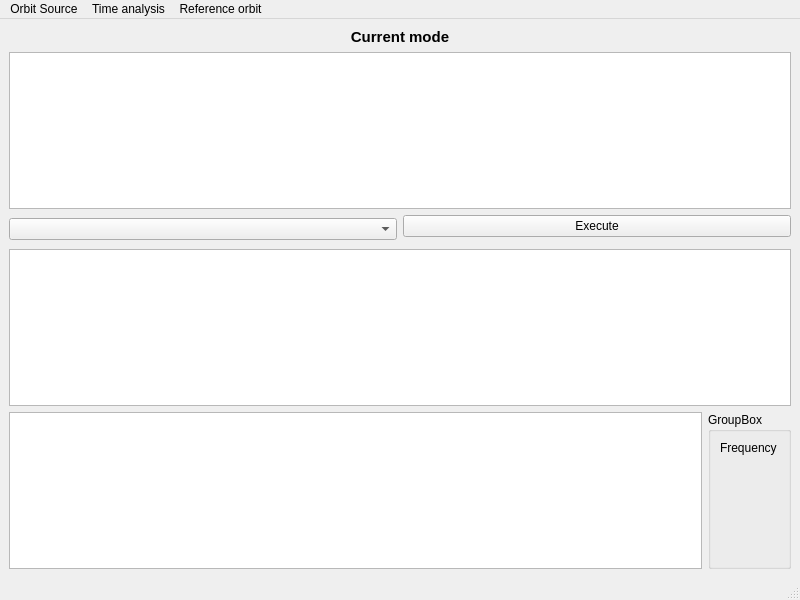
Before: the Qt Designer form search_kicks/ui/main_window.ui in hz-b/MSc_SearchKicks, drawn with Qt 5.
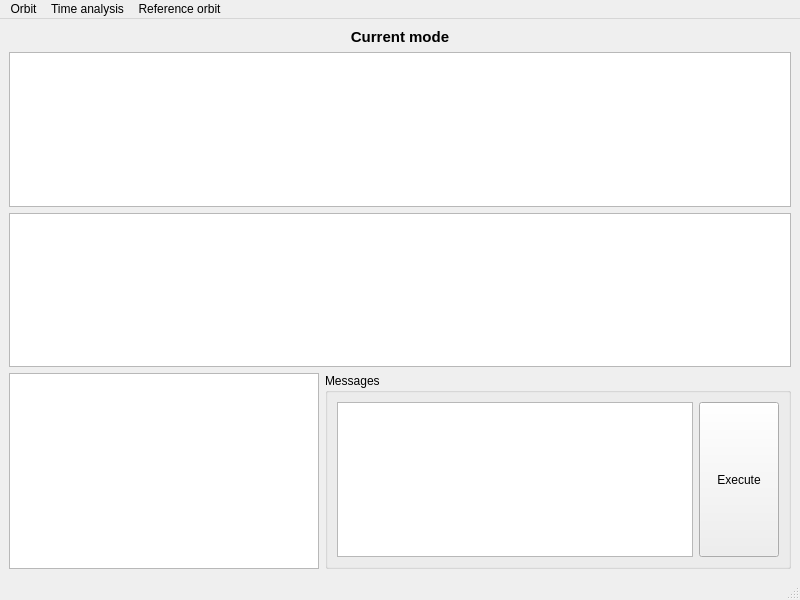
After: the same form once the commit is applied.

What changed in the file:
```diff
--- a/search_kicks/ui/main_window.ui
+++ b/search_kicks/ui/main_window.ui
@@ -33,58 +33,49 @@
       </property>
      </widget>
     </item>
-    <item>
-     <widget class="QGraphicsView" name="graphicsView"/>
-    </item>
-    <item>
-     <layout class="QHBoxLayout" name="horizontalLayout">
-      <item>
-       <layout class="QVBoxLayout" name="verticalLayout">
-        <item>
-         <widget class="QComboBox" name="bpm_combo"/>
-        </item>
-       </layout>
-      </item>
-      <item>
-       <layout class="QFormLayout" name="formLayout_4">
-        <property name="fieldGrowthPolicy">
-         <enum>QFormLayout::AllNonFixedFieldsGrow</enum>
-        </property>
-        <item row="0" column="0" colspan="2">
-         <widget class="QPushButton" name="execute_btn">
-          <property name="text">
-           <string>Execute</string>
-          </property>
-         </widget>
-        </item>
-        <item row="1" column="1">
-         <layout class="QVBoxLayout" name="verticalLayout_4"/>
-        </item>
-       </layout>
-      </item>
-     </layout>
-    </item>
     <item>
      <widget class="QGraphicsView" name="graphicsView_2"/>
     </item>
     <item>
-     <layout class="QHBoxLayout" name="horizontalLayout">
+     <widget class="QGraphicsView" name="graphicsView"/>
+    </item>
+    <item>
+     <layout class="QHBoxLayout" name="horizontalLayout" stretch="2,3">
       <item>
        <widget class="QGraphicsView" name="graphicsView_3"/>
       </item>
       <item>
        <widget class="QGroupBox" name="global_info_box">
         <property name="title">
-         <string>GroupBox</string>
+         <string>Messages</string>
         </property>
-        <layout class="QFormLayout" name="formLayout_5">
-         <property name="fieldGrowthPolicy">
-          <enum>QFormLayout::AllNonFixedFieldsGrow</enum>
-         </property>
-         <item row="0" column="0">
-          <widget class="QLabel" name="global_info_label">
+        <layout class="QGridLayout" name="gridLayout">
+         <item row="0" column="1">
+          <widget class="QPushButton" name="execute_btn">
+           <property name="sizePolicy">
+            <sizepolicy hsizetype="Fixed" vsizetype="Expanding">
+             <horstretch>0</horstretch>
+             <verstretch>0</verstretch>
+            </sizepolicy>
+           </property>
            <property name="text">
-            <string>Frequency</string>
+            <string>Execute</string>
+           </property>
+          </widget>
+         </item>
+         <item row="0" column="0">
+          <widget class="QListWidget" name="message_area">
+           <property name="editTriggers">
+            <set>QAbstractItemView::NoEditTriggers</set>
+           </property>
+           <property name="showDropIndicator" stdset="0">
+            <bool>false</bool>
+           </property>
+           <property name="alternatingRowColors">
+            <bool>true</bool>
+           </property>
+           <property name="selectionBehavior">
+            <enum>QAbstractItemView::SelectRows</enum>
            </property>
           </widget>
          </item>
@@ -101,18 +92,18 @@
      <x>0</x>
      <y>0</y>
      <width>800</width>
-     <height>20</height>
+     <height>29</height>
     </rect>
    </property>
    <widget class="QMenu" name="menuSource">
     <property name="title">
-     <string>Orbit Source</string>
+     <string>Orbit</string>
     </property>
     <addaction name="action_source_current_orbit"/>
     <addaction name="action_source_file"/>
     <addaction name="action_source_archiver"/>
    </widget>
-   <widget class="QMenu" name="menuTime_analysis">
+   <widget class="QMenu" name="menu_time_analysis">
     <property name="title">
      <string>Time analysis</string>
     </property>
@@ -126,7 +117,7 @@
     <addaction name="actionView"/>
    </widget>
    <addaction name="menuSource"/>
-   <addaction name="menuTime_analysis"/>
+   <addaction name="menu_time_analysis"/>
    <addaction name="menuReference_orbit"/>
   </widget>
   <widget class="QStatusBar" name="statusbar"/>
```
Left out of the diff: 56 changed lines with no effect on the pictures.
